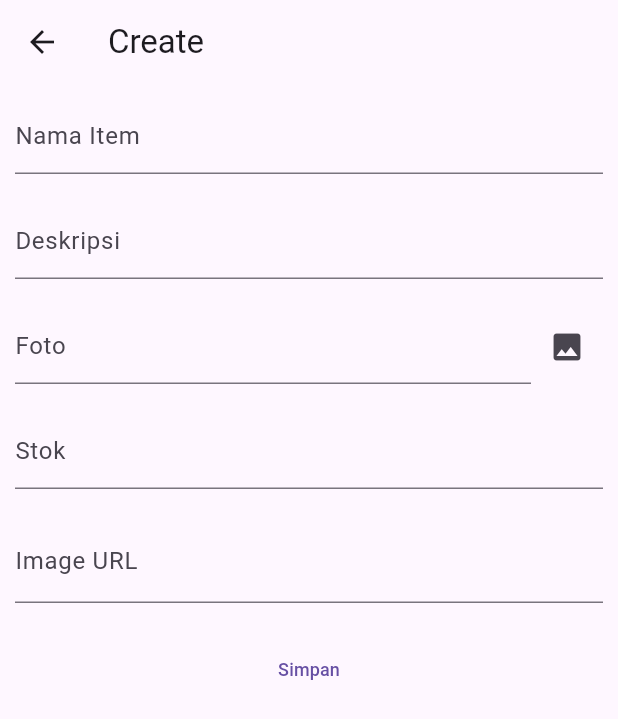
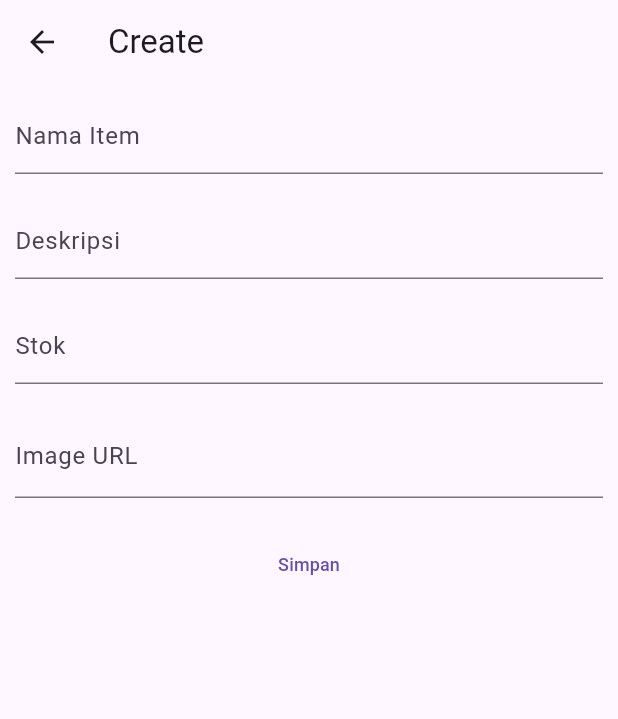
Before and after one commit to WahyuuR/inventoryApp, a Flutter app: the Create screen opened directly, after a tap on "Simpan", on a phone screen of 412 x 824 dp. Shown: the top 719 px of the screen. Run offline on Flutter 3.47's test engine with Material 3 defaults, Android fonts, the phone set to English and light mode, and no system bars; network calls fail.

Commit message:
initial commit

```diff
--- a/lib/page/create_screen.dart
+++ b/lib/page/create_screen.dart
@@ -2,7 +2,7 @@ import 'dart:convert';
 import 'dart:io';
 import 'package:flutter/foundation.dart';
 import 'package:flutter/material.dart';
-import 'package:image_picker/image_picker.dart';
+
 import 'package:http/http.dart';
 
 class Create extends StatefulWidget {
@@ -18,26 +18,6 @@ class _CreateState extends State<Create> {
   TextEditingController photoController = TextEditingController();
   File? _image;
   String? _imageUrl;
-
-  final ImagePicker _picker = ImagePicker();
-
-  Future<void> _pickImage() async {
-    final XFile? pickedFile =
-        await _picker.pickImage(source: ImageSource.gallery);
-
-    setState(() {
-      if (pickedFile != null) {
-        _image = File(pickedFile.path);
-        _imageUrl = null;
-        photoController.text =
-            pickedFile.path.split('/').last; // Show file name
-      } else {
-        if (kDebugMode) {
-          print('No image selected.');
-        }
-      }
-    });
-  }
 
   createData() async {
     var url =
@@ -57,6 +37,11 @@ class _CreateState extends State<Create> {
     );
     if (response.statusCode == 200 || response.statusCode == 201) {
       Navigator.of(context).pop('true');
+      ScaffoldMessenger.of(context).showSnackBar(
+        SnackBar(
+          content: Text('Item berhasil ditambahkan'),
+        ),
+      );
     } else {
       if (kDebugMode) {
         print('Request failed with status:${response.statusCode}.');
@@ -89,26 +74,6 @@ class _CreateState extends State<Create> {
                 style: const TextStyle(fontSize: 12.0),
                 keyboardType: TextInputType.text,
                 decoration: const InputDecoration(labelText: "Deskripsi"),
-              ),
-            ),
-            Padding(
-              padding: const EdgeInsets.all(10.0),
-              child: Row(
-                children: [
-                  Expanded(
-                    child: TextFormField(
-                      controller: photoController,
-                      style: const TextStyle(fontSize: 12.0),
-                      keyboardType: TextInputType.text,
-                      decoration: const InputDecoration(labelText: "Foto"),
-                      readOnly: true,
-                    ),
-                  ),
-                  IconButton(
-                    icon: const Icon(Icons.image),
-                    onPressed: _pickImage,
-                  ),
-                ],
               ),
             ),
             Padding(
--- a/lib/page/home_screen.dart
+++ b/lib/page/home_screen.dart
@@ -3,8 +3,8 @@ import 'package:flutter/foundation.dart';
 import 'package:flutter/material.dart';
 import 'package:http/http.dart';
 import 'package:projek_akhir/page/create_screen.dart';
-import 'package:projek_akhir/page/delete_screen.dart'; // Make sure this import is correct
-import 'package:projek_akhir/page/login_screen.dart'; // Make sure this import is correct
+import 'package:projek_akhir/page/delete_screen.dart';
+import 'package:projek_akhir/page/login_screen.dart';
 
 class HomeScreen extends StatefulWidget {
   const HomeScreen({super.key, required this.title});
--- a/pubspec.yaml
+++ b/pubspec.yaml
@@ -35,7 +35,6 @@ dependencies:
   # Use with the CupertinoIcons class for iOS style icons.
   cupertino_icons: ^1.0.6
   http: ^1.2.1
-  image_picker: ^1.1.2
 
 dev_dependencies:
   flutter_test:
```
Also changed, not shown: lib/page/delete_screen.dart (+10 -0 lines), pubspec.lock, 8 other files.
